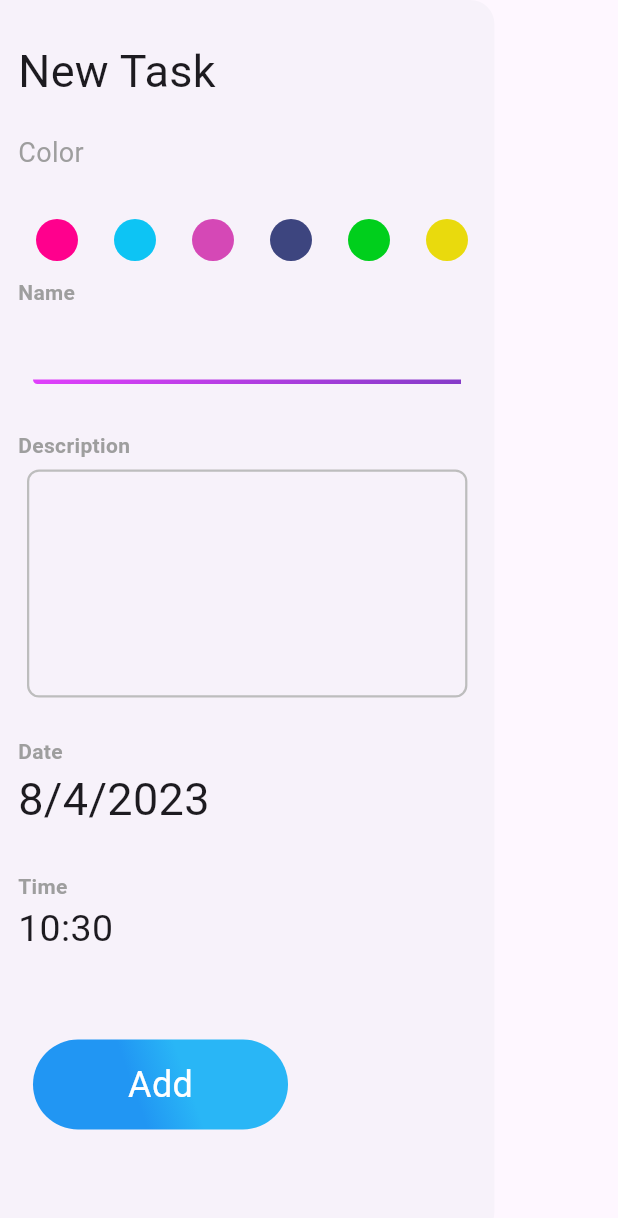
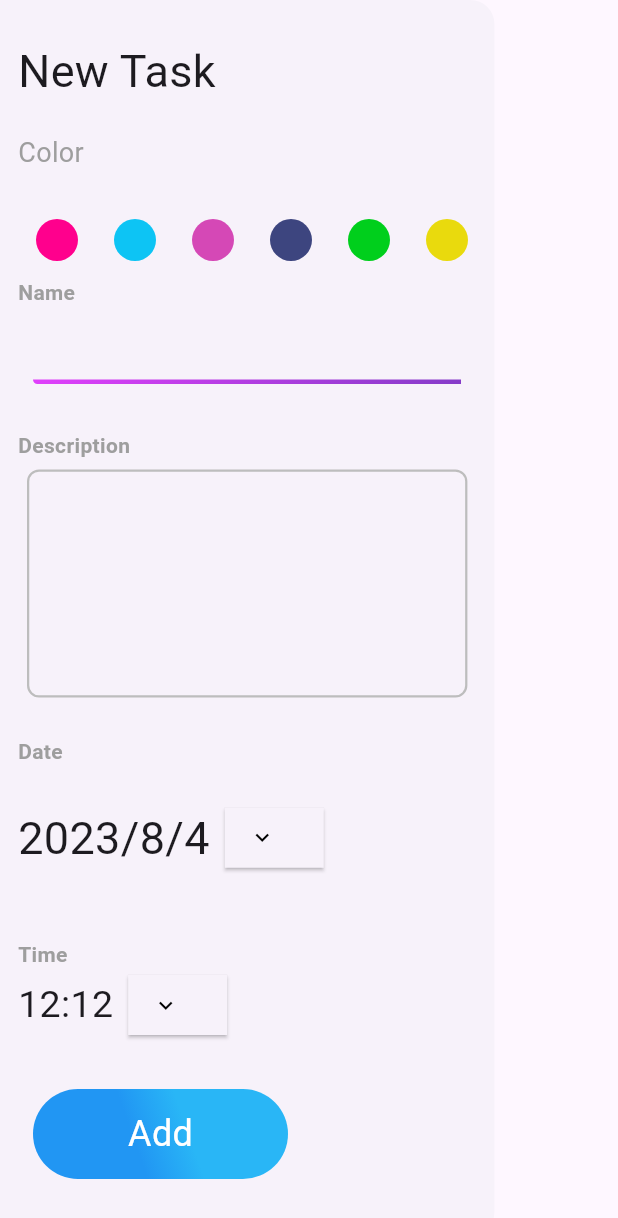
Before and after one commit to alyAly12/todo-app, a Flutter app: the MyDrawer widget shown alone on an empty page, opened directly, on a phone screen of 412 x 824 dp. Shown: the top 1218 px of the screen. Run offline on Flutter 3.47's test engine with Material 2 defaults, Android fonts, the phone set to English and light mode, and no system bars; our stand-ins replace flutter_bloc, hive, hive_flutter; accounts and stored records are empty.

Commit message:
finishing app

```diff
--- a/lib/cubites/add_note_cubit/add_note_cubit.dart
+++ b/lib/cubites/add_note_cubit/add_note_cubit.dart
@@ -11,8 +11,10 @@ class AddNoteCubit extends Cubit<AddNoteState> {
   AddNoteCubit() : super(AddNoteInitial());
 
 Color color =const Color(0xffE91E36);
+  DateTime pickedDate = DateTime(08,04);
 
   addNote(NoteModel note)async{
+
     note.color =color.value;
     emit(AddNoteLoading());
   try{
--- a/lib/cubites/notes_cubit/notes_cubit.dart
+++ b/lib/cubites/notes_cubit/notes_cubit.dart
@@ -11,7 +11,6 @@ part 'notes_state.dart';
 class NotesCubit extends Cubit<NotesState> {
   NotesCubit() : super(NotesInitial());
 List<NoteModel>? notes;
-
   fetchAllNotes()async
   {
       var notesBox=  Hive.box<NoteModel>(kNoteBox);
--- a/lib/model/note_model.dart
+++ b/lib/model/note_model.dart
@@ -10,9 +10,11 @@ class NoteModel extends HiveObject
   @HiveField(1)
    String subTitle;
   @HiveField(2)
-  final String  date;
+  String  date;
   @HiveField(3)
    int color;
+
+
 
   NoteModel({
   required  this.title,
--- a/lib/services/login_service.dart
+++ b/lib/services/login_service.dart
@@ -20,7 +20,7 @@ class AuthServices{
       body: body,
       headers: headers
     );
-    print(response.body);
+
     return response;
   }
 
--- a/lib/view/widgets/side_drawer.dart
+++ b/lib/view/widgets/side_drawer.dart
@@ -1,6 +1,5 @@
 import 'package:flutter/material.dart';
 import 'package:flutter_bloc/flutter_bloc.dart';
-import 'package:intl/intl.dart';
 import 'package:todo_task/cubites/add_note_cubit/add_note_cubit.dart';
 import 'package:todo_task/cubites/notes_cubit/notes_cubit.dart';
 import 'package:todo_task/model/note_model.dart';
@@ -22,8 +21,8 @@ class _MyDrawerState extends State<MyDrawer> {
 
   AutovalidateMode autoValidateMode = AutovalidateMode.disabled;
   String? title, subTitle, date, time, myColor;
-
-
+   DateTime pickedDate = DateTime(2023,08,04,);
+   TimeOfDay pickedTime = const TimeOfDay(hour: 12, minute: 12);
   @override
   Widget build(BuildContext context) {
     return BlocProvider(
@@ -39,8 +38,6 @@ class _MyDrawerState extends State<MyDrawer> {
           }
         },
         builder: (context, state) {
-          var currentDate = DateTime.now();
-          var formattedCurrentDate = DateFormat.yMd().format(currentDate);
           return AbsorbPointer(
             absorbing: state is AddNoteLoading ?true:false,
             child: GestureDetector(
@@ -116,18 +113,48 @@ class _MyDrawerState extends State<MyDrawer> {
                               color: Colors.grey, fontWeight: FontWeight.bold),
                         ),
                         //TODO date picker
+                       Expanded(
+                         child: Row(
+                           children: [
                              Container(
-                          width: double.infinity,
-                          height: 50,
                                decoration: BoxDecoration(
                                    borderRadius: BorderRadius.circular(12)
                                ),
-                          child:Text(formattedCurrentDate,
+                               child:Text('${pickedDate.year}/${pickedDate.month}/${pickedDate.day}',
                                  style: const TextStyle(
                                      fontSize: 30
                                  ),
                                ) ,
                              ),
+                             const SizedBox(width: 10,),
+                             ElevatedButton.icon(
+                                 style: ElevatedButton.styleFrom(
+                                   shape: const RoundedRectangleBorder(
+                                    side: BorderSide.none
+                                   )
+                                 ),
+                                 onPressed: ()async{
+                                 DateTime? newDate=await  showDatePicker(
+                                       context: context,
+                                       initialDate: pickedDate,
+                                       firstDate: DateTime(1900),
+                                       lastDate: DateTime(2100)
+                                   );
+                                 if(newDate ==null){
+                                   return ;
+                                 }
+                                 setState(() {
+                                   pickedDate =newDate;
+                                 });
+
+                                 },
+                                 icon: const Icon(
+                                   Icons.keyboard_arrow_down_outlined,color: Colors.black,),
+                                 label: const Text(''))
+                           ],
+                         ),
+                       ),
+
                         const SizedBox(
                           height: 20,
                         ),
@@ -137,17 +164,43 @@ class _MyDrawerState extends State<MyDrawer> {
                           style: TextStyle(
                               color: Colors.grey, fontWeight: FontWeight.bold),
                         ),
+                        Row(
+                          children: [
                             Container(
-                          width: double.infinity,
-                          height: 60,
                               decoration: BoxDecoration(
                                   borderRadius: BorderRadius.circular(12)
                               ),
-                          child:Text('${DateTime.now().hour}:${DateTime.now().minute}',
+                              child:Text('${pickedTime.hour}:${pickedTime.minute}',
                                 style: const TextStyle(
                                     fontSize: 25
                                 ),
                               ) ,
+                            ),
+                            const SizedBox(width: 10,),
+                            ElevatedButton.icon(
+                                style: ElevatedButton.styleFrom(
+                                    shape: const RoundedRectangleBorder(
+                                        side: BorderSide.none
+                                    )
+                                ),
+                                onPressed: ()async{
+                                TimeOfDay? newTime = await showTimePicker(
+                                     context: context,
+                                     initialTime: pickedTime
+                                 );
+
+                                  if(newTime ==null){
+                                    return ;
+                                  }
+                                  setState(() {
+                                    pickedTime =newTime;
+                                  });
+
+                                },
+                                icon: const Icon(
+                                  Icons.keyboard_arrow_down_outlined,color: Colors.black,),
+                                label: const Text(''))
+                          ],
                         ),
                         const SizedBox(
                           height: 20,
@@ -177,8 +230,9 @@ class _MyDrawerState extends State<MyDrawer> {
                               var noteModel = NoteModel(
                                   title: title!,
                                   subTitle: subTitle!,
-                                  date: DateTime.now().toString(),
-                                  color: Colors.blue.value);
+                                  date: pickedDate.toString(),
+                                  color: Colors.blue.value,
+                                 );
                               BlocProvider.of<AddNoteCubit>(context)
                                   .addNote(noteModel);
                             } else {
```
Also changed, not shown: lib/view/widgets/note_item.dart (+6 -5 lines), lib/model/note_model.g.dart. Lines whose indentation alone changed are shown as unchanged.
